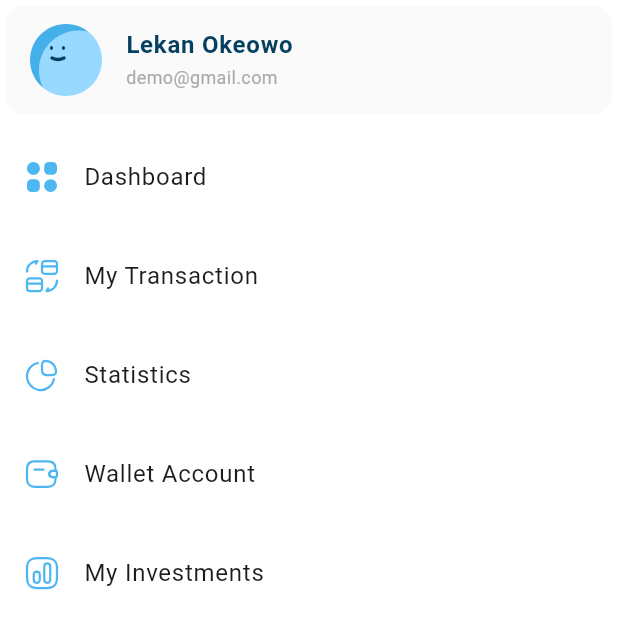
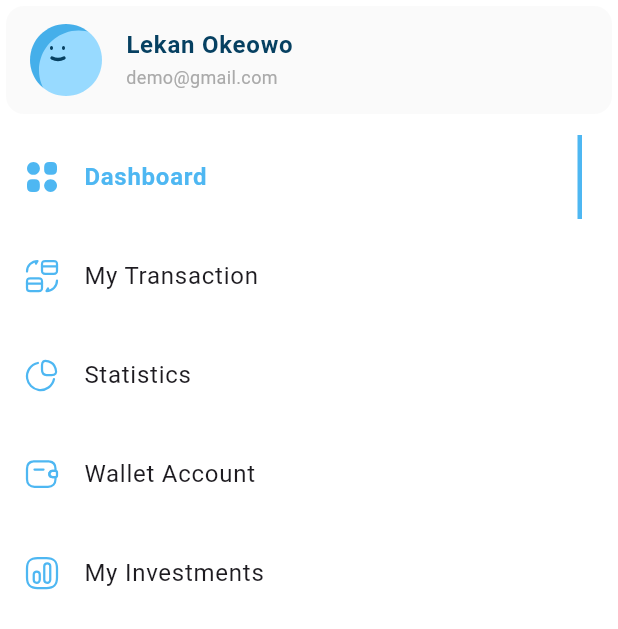
Before and after one commit to MohammedGhazaly/admin_dashboard, a Flutter app: the CustomDrawer widget shown alone on an empty page, opened directly, on a phone screen of 412 x 824 dp. Shown: the top 629 px of the screen. Run offline on Flutter 3.47's test engine with Material 3 defaults, Android fonts, the phone set to English and light mode, and no system bars; our stand-ins replace flutter_svg.

Commit message:
Created active/inactive drawer item

```diff
--- a/lib/widgets/components/custom_drawer.dart
+++ b/lib/widgets/components/custom_drawer.dart
@@ -4,16 +4,22 @@ import 'package:admin_dashboard/widgets/components/drawer_item.dart';
 import 'package:admin_dashboard/widgets/components/profile_picture_list_tile.dart';
 import 'package:flutter/material.dart';
 
-class CustomDrawer extends StatelessWidget {
+class CustomDrawer extends StatefulWidget {
   const CustomDrawer({super.key});
 
-  static const List<DrawerItemModel> drawerItems = [
+  @override
+  State<CustomDrawer> createState() => _CustomDrawerState();
+}
+
+class _CustomDrawerState extends State<CustomDrawer> {
+  final List<DrawerItemModel> drawerItems = const [
     DrawerItemModel(title: "Dashboard", image: Assets.imagesCategory),
     DrawerItemModel(title: "My Transaction", image: Assets.imagesTransactions),
     DrawerItemModel(title: "Statistics", image: Assets.imagesStatistics),
     DrawerItemModel(title: "Wallet Account", image: Assets.imagesWallet),
     DrawerItemModel(title: "My Investments", image: Assets.imagesInvestments),
   ];
+  int selectedIndex = 0;
   @override
   Widget build(BuildContext context) {
     return Container(
@@ -31,9 +37,21 @@ class CustomDrawer extends StatelessWidget {
             itemBuilder: (context, index) {
               return Padding(
                 padding: const EdgeInsets.only(top: 10),
-                  child: DrawerItem(drawerItemModel: drawerItems[index]),
+                child: InkWell(
+                  onTap: () {
+                    if (selectedIndex != index) {
+                      selectedIndex = index;
+                      setState(() {});
+                    }
+                  },
+                  child: DrawerItem(
+                    drawerItemModel: drawerItems[index],
+                    isActive: selectedIndex == index,
+                  ),
+                ),
               );
-              })
+            },
+          )
         ],
       ),
     );
--- a/lib/widgets/components/drawer_item.dart
+++ b/lib/widgets/components/drawer_item.dart
@@ -5,12 +5,35 @@ import 'package:flutter_svg/svg.dart';
 
 class DrawerItem extends StatelessWidget {
   final DrawerItemModel drawerItemModel;
-  const DrawerItem({super.key, required this.drawerItemModel});
+  final bool isActive;
+  const DrawerItem(
+      {super.key, required this.drawerItemModel, required this.isActive});
+
+  @override
+  Widget build(BuildContext context) {
+    return isActive
+        ? ActiveDrawerItem(drawerItemModel: drawerItemModel)
+        : InActiveDrawerItem(drawerItemModel: drawerItemModel);
+  }
+}
+
+class InActiveDrawerItem extends StatelessWidget {
+  const InActiveDrawerItem({
+    super.key,
+    required this.drawerItemModel,
+  });
+
+  final DrawerItemModel drawerItemModel;
 
   @override
   Widget build(BuildContext context) {
     return ListTile(
       leading: SvgPicture.asset(drawerItemModel.image),
+      trailing: AnimatedContainer(
+        duration: Duration(milliseconds: 500),
+        width: 0,
+        color: Colors.transparent,
+      ),
       title: Text(
         drawerItemModel.title,
         style: AppStyles.textStyleRegular16,
@@ -18,3 +41,30 @@ class DrawerItem extends StatelessWidget {
     );
   }
 }
+
+class ActiveDrawerItem extends StatelessWidget {
+  const ActiveDrawerItem({
+    super.key,
+    required this.drawerItemModel,
+  });
+
+  final DrawerItemModel drawerItemModel;
+
+  @override
+  Widget build(BuildContext context) {
+    return ListTile(
+      leading: SvgPicture.asset(drawerItemModel.image),
+      trailing: AnimatedContainer(
+        duration: Duration(milliseconds: 500),
+        width: 3,
+        color: const Color(0xFF4EB7F2),
+      ),
+      title: Text(
+        drawerItemModel.title,
+        style: AppStyles.textStyleSemiBold16.copyWith(
+          color: const Color(0xFF4EB7F2),
+        ),
+      ),
+    );
+  }
+}
```
Lines whose indentation alone changed are shown as unchanged.
